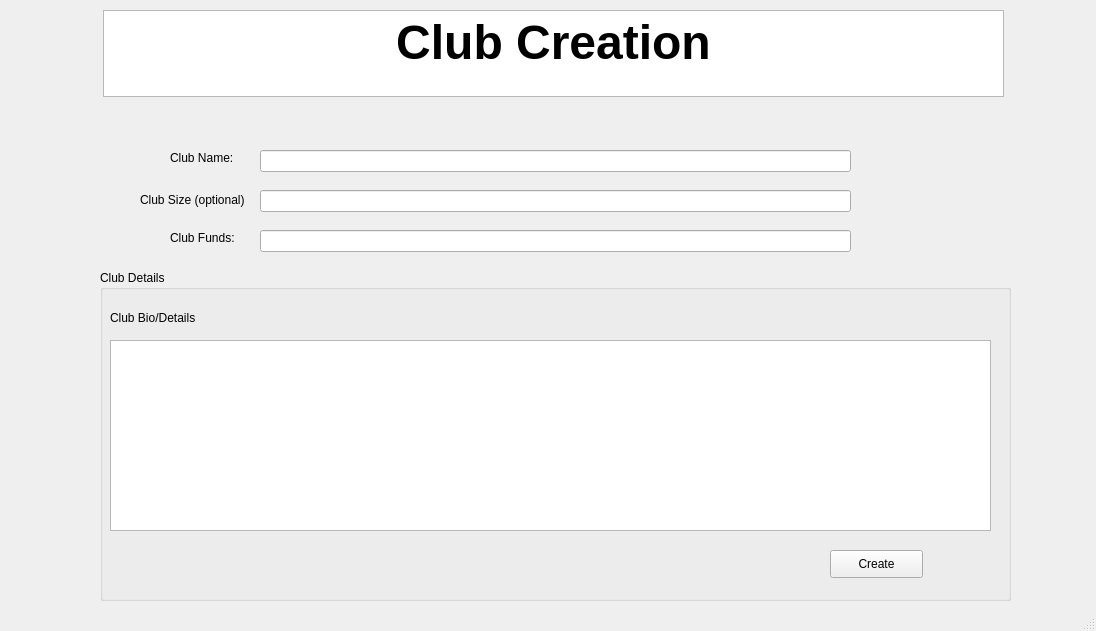
First picture: the form in Club_Registration_4.ui, repository taqiKaAccount/Club-Management-System, before the edit.
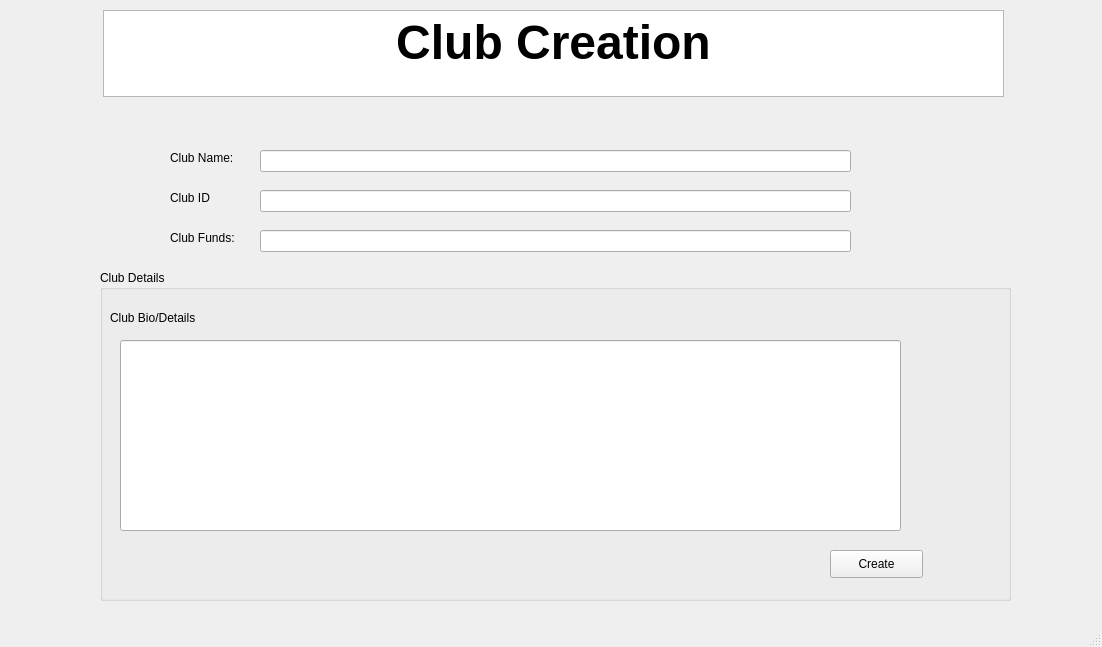
Second picture: the form after the edit.

Patch:
```diff
--- a/Club_Registration_4.ui
+++ b/Club_Registration_4.ui
@@ -6,8 +6,8 @@
    <rect>
     <x>0</x>
     <y>0</y>
-    <width>1096</width>
-    <height>631</height>
+    <width>1102</width>
+    <height>647</height>
    </rect>
   </property>
   <property name="windowTitle">
@@ -27,19 +27,6 @@
      <string>Club Name:</string>
     </property>
    </widget>
-   <widget class="QLabel" name="label_2">
-    <property name="geometry">
-     <rect>
-      <x>140</x>
-      <y>190</y>
-      <width>121</width>
-      <height>20</height>
-     </rect>
-    </property>
-    <property name="text">
-     <string>Club Size (optional)</string>
-    </property>
-   </widget>
    <widget class="QLabel" name="label_3">
     <property name="geometry">
      <rect>
@@ -65,16 +52,6 @@
     <property name="title">
      <string>Club Details</string>
     </property>
-    <widget class="QPlainTextEdit" name="plainTextEdit">
-     <property name="geometry">
-      <rect>
-       <x>10</x>
-       <y>70</y>
-       <width>881</width>
-       <height>191</height>
-      </rect>
-     </property>
-    </widget>
     <widget class="QPushButton" name="CreateClubButton">
      <property name="geometry">
       <rect>
@@ -88,6 +65,16 @@
       <string>Create</string>
      </property>
     </widget>
+    <widget class="QLineEdit" name="Clubdescription">
+     <property name="geometry">
+      <rect>
+       <x>20</x>
+       <y>70</y>
+       <width>781</width>
+       <height>191</height>
+      </rect>
+     </property>
+    </widget>
    </widget>
    <widget class="QLineEdit" name="itemAddName">
     <property name="geometry">
@@ -99,16 +86,6 @@
      </rect>
     </property>
    </widget>
-   <widget class="QLineEdit" name="lineEdit_2">
-    <property name="geometry">
-     <rect>
-      <x>260</x>
-      <y>190</y>
-      <width>591</width>
-      <height>22</height>
-     </rect>
-    </property>
-   </widget>
    <widget class="QTextEdit" name="textEdit">
     <property name="geometry">
      <rect>
@@ -152,13 +129,36 @@
      </rect>
     </property>
    </widget>
+   <widget class="QLabel" name="label_2">
+    <property name="geometry">
+     <rect>
+      <x>170</x>
+      <y>190</y>
+      <width>111</width>
+      <height>16</height>
+     </rect>
+    </property>
+    <property name="text">
+     <string>Club ID</string>
+    </property>
+   </widget>
+   <widget class="QLineEdit" name="ItemAddID">
+    <property name="geometry">
+     <rect>
+      <x>260</x>
+      <y>190</y>
+      <width>591</width>
+      <height>22</height>
+     </rect>
+    </property>
+   </widget>
   </widget>
   <widget class="QMenuBar" name="menubar">
    <property name="geometry">
     <rect>
      <x>0</x>
      <y>0</y>
-     <width>1096</width>
+     <width>1102</width>
      <height>26</height>
     </rect>
    </property>
```
